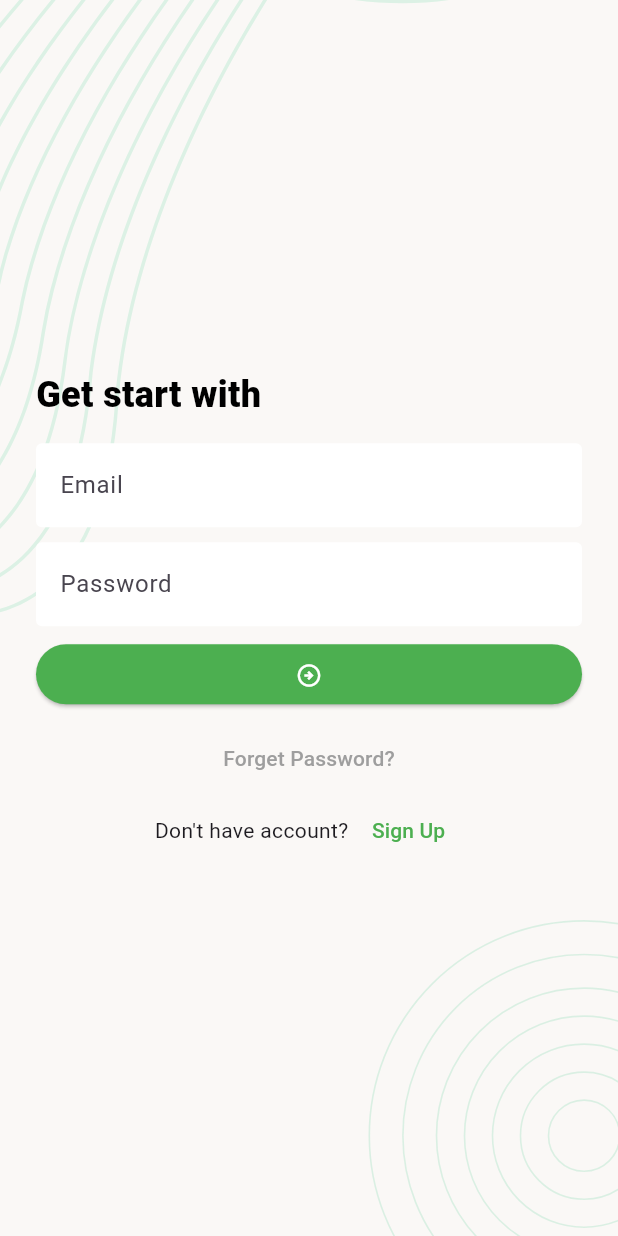
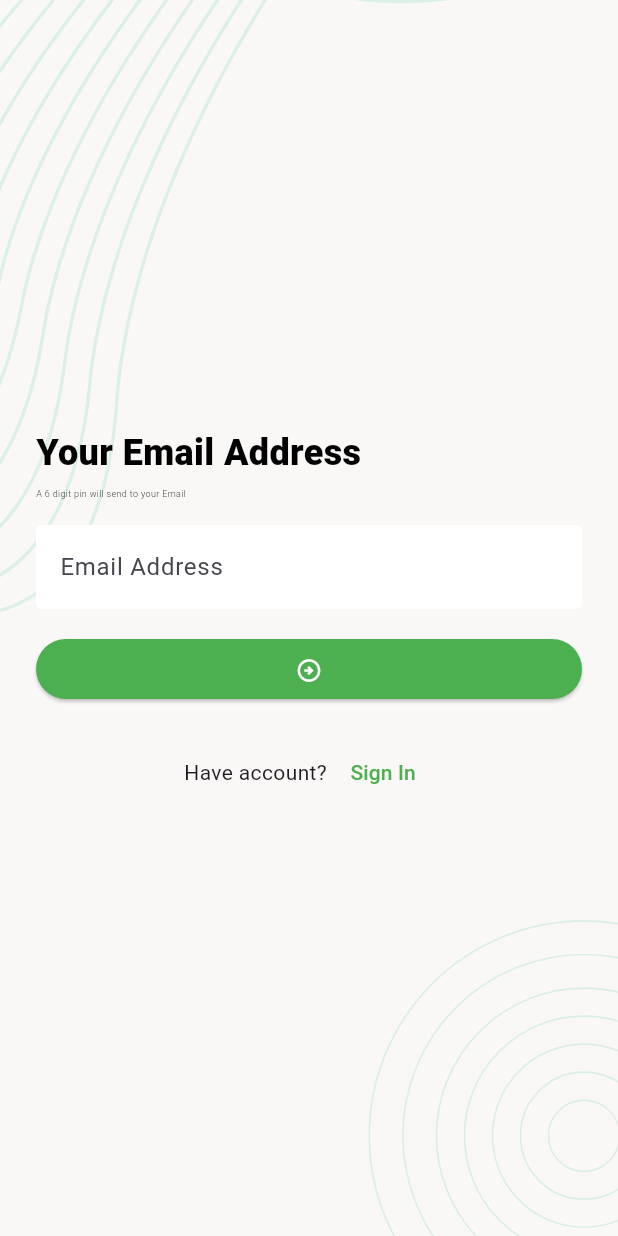
Before and after one commit to MostakAhmedShahad/TaskManagerApi, a Flutter app: the screen it shows after launch, after a tap on "Forget Password?", on a phone screen of 412 x 824 dp. Run offline on Flutter 3.47's test engine with Material 3 defaults, Android fonts, the phone set to English and light mode, and no system bars; our stand-ins replace flutter_svg; missing offline and left inert: dart:ffi.

Commit message:
Email_verification

```diff
--- a/lib/ui/screen/login_screen.dart
+++ b/lib/ui/screen/login_screen.dart
@@ -1,5 +1,6 @@
 import 'package:flutter/material.dart';
 import 'package:task_manager/ui/screen/sign_up_screen.dart';
+import 'package:task_manager/ui/screen/verify_with_email_screen.dart';
 import 'package:task_manager/ui/utilities/style.dart';
 import 'package:task_manager/ui/widget/app_elevated_button.dart';
 import 'package:task_manager/ui/widget/app_text_input.dart';
@@ -60,7 +61,7 @@ class _LoginScreenState extends State<LoginScreen> {
               crossAxisAlignment: CrossAxisAlignment.center,
               children: [
                 TextButton(
-                  onPressed: () {},
+                  onPressed: () {Navigator.push(context, MaterialPageRoute(builder: (context)=>  VerifyWithEmailScreen()));},
                   child: Text(
                     'Forget Password?',
                     style: TextStyle(color: Colors.grey),
--- a/lib/ui/screen/sign_up_screen.dart
+++ b/lib/ui/screen/sign_up_screen.dart
@@ -22,7 +22,7 @@ class _SignUpScreenState extends State<SignUpScreen> {
           padding: const EdgeInsets.all(24.0),
           child: Column(
             mainAxisAlignment: MainAxisAlignment.center,
-            crossAxisAlignment: CrossAxisAlignment.center,
+            crossAxisAlignment: CrossAxisAlignment.start,
             children: [
               Text(
                 'Join With us',
--- /dev/null
+++ b/lib/ui/screen/verify_with_email_screen.dart
@@ -0,0 +1,68 @@
+import 'dart:ffi';
+
+import 'package:flutter/material.dart';
+import 'package:task_manager/ui/screen/login_screen.dart';
+import 'package:task_manager/ui/utilities/style.dart';
+import 'package:task_manager/ui/widget/app_elevated_button.dart';
+import 'package:task_manager/ui/widget/app_text_input.dart';
+import 'package:task_manager/ui/widget/screen_background.dart';
+
+class VerifyWithEmailScreen extends StatefulWidget {
+  const VerifyWithEmailScreen({super.key});
+
+  @override
+  State<VerifyWithEmailScreen> createState() => _VerifyWithEmailScreenState();
+}
+
+class _VerifyWithEmailScreenState extends State<VerifyWithEmailScreen> {
+  @override
+  Widget build(BuildContext context) {
+    return  Scaffold (
+      body: ScreenBackground(child:
+      SafeArea(
+        child: Padding(
+          padding: const EdgeInsets.all(24.0),
+          child: Column(
+            mainAxisAlignment: MainAxisAlignment.center,
+            crossAxisAlignment: CrossAxisAlignment.start,
+            children: [
+              Text('Your Email Address',style: ScreenTittle,),
+              SizedBox(height: 6,),
+              Text('A 6 digit pin will send to your Email', style: HeadText6,),
+              SizedBox(height: 16,),
+              AppTextInput(hintText: 'Email Address', controller: TextEditingController()),
+              SizedBox(height: 20,),
+              AppElevatedButton(
+                child: Icon(Icons.arrow_circle_right_outlined,
+                color: Colors.white,) ,
+                onTap: (){}),
+
+                SizedBox(height: 25,),
+                Row(
+                  mainAxisAlignment: MainAxisAlignment.center,
+                  children: [
+                   const Text("Have account?"),
+                    TextButton(
+                        onPressed: () {
+                          Navigator.push(context,MaterialPageRoute(builder: (context) =>LoginScreen()));
+                        },
+                        child: Text(
+                          ' Sign In',
+                          style: TextStyle(color: Colors.green),
+                        ))
+                  ],
+                )
+
+
+
+
+            ],
+          ),
+        ),
+      )
+
+
+      ),
+    );
+  }
+}
--- a/lib/ui/utilities/style.dart
+++ b/lib/ui/utilities/style.dart
@@ -2,3 +2,9 @@ import 'package:flutter/material.dart';
 
 TextStyle ScreenTittle = const TextStyle(
     color: Colors.black, fontSize: 24, fontWeight: FontWeight.w900);
+
+
+TextStyle HeadText6 = TextStyle(
+
+  color: Colors.black,fontSize: 6,fontWeight: FontWeight.w300
+);
```
